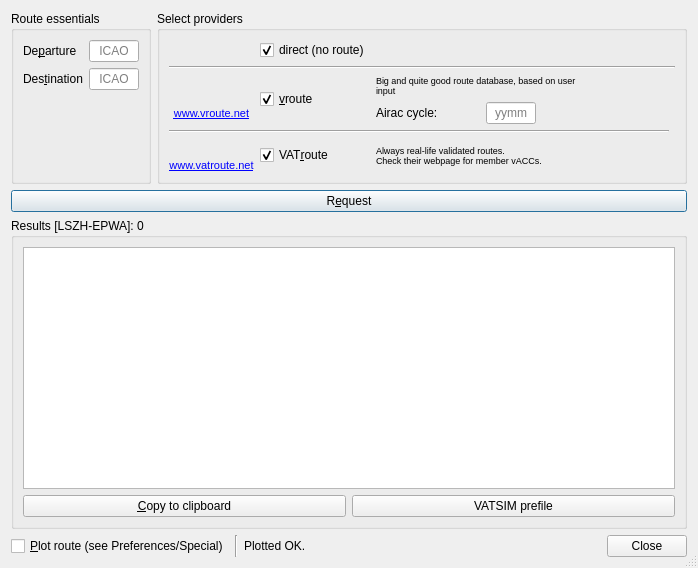
qutescoop/qutescoop, file trunk/QuteScoop/src/PlanFlightDialog.ui: the form before one commit.
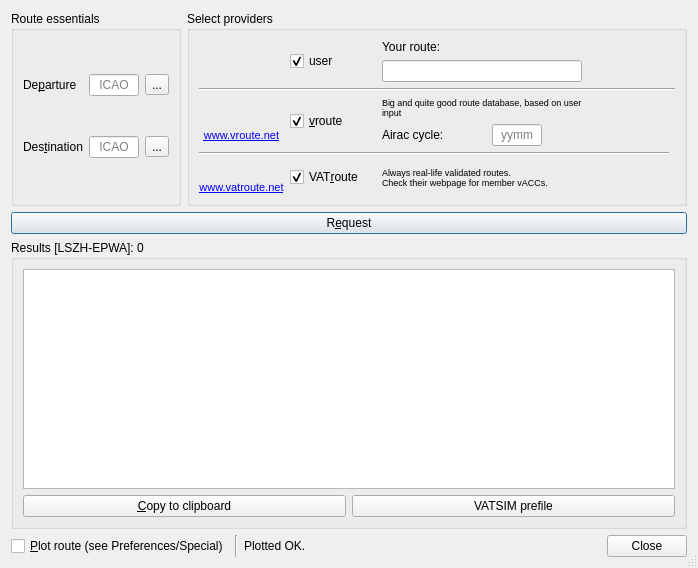
The form after the commit. Icons and pictures are not drawn.

Diff of the .ui file:
```diff
--- a/trunk/QuteScoop/src/PlanFlightDialog.ui
+++ b/trunk/QuteScoop/src/PlanFlightDialog.ui
@@ -24,24 +24,11 @@
    <item>
     <layout class="QHBoxLayout" name="horizontalLayout_4">
      <item>
-      <widget class="QGroupBox" name="groupBox">
+      <widget class="QGroupBox" name="gbEssentials">
        <property name="title">
         <string>Route essentials</string>
        </property>
-       <layout class="QFormLayout" name="formLayout">
-        <property name="fieldGrowthPolicy">
-         <enum>QFormLayout::AllNonFixedFieldsGrow</enum>
-        </property>
-        <item row="0" column="0">
-         <widget class="QLabel" name="lblDep">
-          <property name="text">
-           <string>De&amp;parture</string>
-          </property>
-          <property name="buddy">
-           <cstring>edDep</cstring>
-          </property>
-         </widget>
-        </item>
+       <layout class="QGridLayout" name="gridLayout_2" rowstretch="0,0,0">
         <item row="0" column="1">
          <widget class="QLineEdit" name="edDep">
           <property name="maximumSize">
@@ -61,7 +48,26 @@
           </property>
          </widget>
         </item>
-        <item row="1" column="0">
+        <item row="2" column="1">
+         <widget class="QLineEdit" name="edDest">
+          <property name="maximumSize">
+           <size>
+            <width>50</width>
+            <height>16777215</height>
+           </size>
+          </property>
+          <property name="maxLength">
+           <number>4</number>
+          </property>
+          <property name="alignment">
+           <set>Qt::AlignCenter</set>
+          </property>
+          <property name="placeholderText">
+           <string>ICAO</string>
+          </property>
+         </widget>
+        </item>
+        <item row="2" column="0">
          <widget class="QLabel" name="lblDest">
           <property name="text">
            <string>Des&amp;tination</string>
@@ -71,22 +77,33 @@
           </property>
          </widget>
         </item>
-        <item row="1" column="1">
-         <widget class="QLineEdit" name="edDest">
-          <property name="maximumSize">
-           <size>
-            <width>50</width>
-            <height>16777215</height>
-           </size>
+        <item row="0" column="0">
+         <widget class="QLabel" name="lblDep">
+          <property name="text">
+           <string>De&amp;parture</string>
           </property>
-          <property name="maxLength">
-           <number>4</number>
+          <property name="buddy">
+           <cstring>edDep</cstring>
           </property>
-          <property name="alignment">
-           <set>Qt::AlignCenter</set>
+         </widget>
+        </item>
+        <item row="0" column="2">
+         <widget class="QToolButton" name="bDepDetails">
+          <property name="text">
+           <string>...</string>
           </property>
-          <property name="placeholderText">
-           <string>ICAO</string>
+          <property name="toolButtonStyle">
+           <enum>Qt::ToolButtonTextOnly</enum>
+          </property>
+         </widget>
+        </item>
+        <item row="2" column="2">
+         <widget class="QToolButton" name="bDestDetails">
+          <property name="text">
+           <string>...</string>
+          </property>
+          <property name="toolButtonStyle">
+           <enum>Qt::ToolButtonTextOnly</enum>
           </property>
          </widget>
         </item>
@@ -176,14 +193,14 @@
           </item>
          </layout>
         </item>
-        <item row="7" column="0" colspan="4">
+        <item row="7" column="0" colspan="6">
          <widget class="Line" name="line_5">
           <property name="orientation">
            <enum>Qt::Horizontal</enum>
           </property>
          </widget>
         </item>
-        <item row="1" column="0" colspan="5">
+        <item row="1" column="0" colspan="7">
          <widget class="Line" name="line_11">
           <property name="orientation">
            <enum>Qt::Horizontal</enum>
@@ -209,7 +226,7 @@
         <item row="0" column="1">
          <widget class="QCheckBox" name="cbGenerated">
           <property name="text">
-           <string>direct (no route)</string>
+           <string>user</string>
           </property>
           <property name="checked">
            <bool>true</bool>
@@ -226,10 +243,10 @@
           </property>
          </widget>
         </item>
-        <item row="6" column="2">
+        <item row="6" column="4">
          <layout class="QVBoxLayout" name="verticalLayout_3">
           <item>
-           <widget class="QLabel" name="lblAirac">
+           <widget class="QLabel" name="lblVrouteInfo">
             <property name="font">
              <font>
               <pointsize>7</pointsize>
@@ -246,7 +263,7 @@
           <item>
            <layout class="QHBoxLayout" name="horizontalLayout_3">
             <item>
-             <widget class="QLabel" name="label_2">
+             <widget class="QLabel" name="lblAirac">
               <property name="toolTip">
                <string>Based on the given Airac (nav database) cycle. Leave blank for standard.</string>
               </property>
@@ -310,7 +327,7 @@
           </property>
          </widget>
         </item>
-        <item row="6" column="3">
+        <item row="6" column="5">
          <widget class="QLabel" name="lblVrouteStatus">
           <property name="sizePolicy">
            <sizepolicy hsizetype="Preferred" vsizetype="Preferred">
@@ -331,7 +348,7 @@
           </property>
          </widget>
         </item>
-        <item row="14" column="3">
+        <item row="14" column="5">
          <widget class="QLabel" name="lblVatrouteStatus">
           <property name="sizePolicy">
            <sizepolicy hsizetype="Preferred" vsizetype="Preferred">
@@ -352,7 +369,7 @@
           </property>
          </widget>
         </item>
-        <item row="0" column="3">
+        <item row="0" column="5">
          <widget class="QLabel" name="lblGeneratedStatus">
           <property name="sizePolicy">
            <sizepolicy hsizetype="Preferred" vsizetype="Preferred">
@@ -373,7 +390,7 @@
           </property>
          </widget>
         </item>
-        <item row="14" column="2">
+        <item row="14" column="4">
          <widget class="QLabel" name="lblVatroute_2">
           <property name="font">
            <font>
@@ -389,20 +406,22 @@
           </property>
          </widget>
         </item>
-        <item row="0" column="2">
-         <widget class="QLabel" name="label_3">
-          <property name="font">
-           <font>
-            <pointsize>7</pointsize>
-           </font>
-          </property>
-          <property name="text">
-           <string/>
-          </property>
-          <property name="wordWrap">
-           <bool>true</bool>
-          </property>
-         </widget>
+        <item row="0" column="4">
+         <layout class="QVBoxLayout" name="verticalLayout_4">
+          <item>
+           <widget class="QLabel" name="label_3">
+            <property name="text">
+             <string>Your route:</string>
+            </property>
+            <property name="wordWrap">
+             <bool>true</bool>
+            </property>
+           </widget>
+          </item>
+          <item>
+           <widget class="QLineEdit" name="edGenerated"/>
+          </item>
+         </layout>
         </item>
        </layout>
       </widget>
```
Left out of the diff: 172 changed lines with no effect on the pictures.
